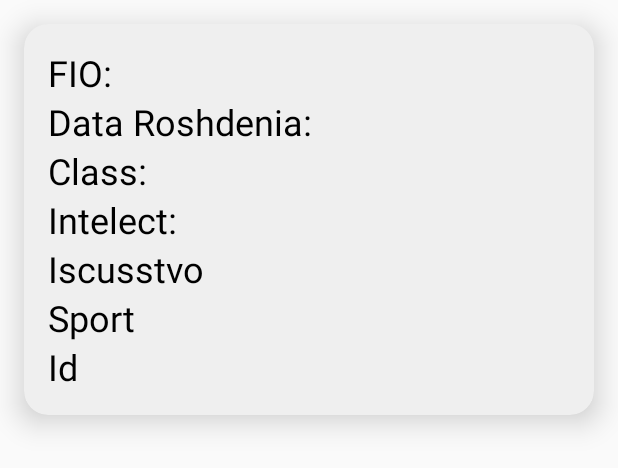
After one commit to Marysa123/SchoolBase, an Android app: the layout userentry.xml on its own in the app's theme, with its tools: preview values and no code run, on a phone screen of 412 x 824 dp. The commit adds this screen. Shown: the top 468 px of the screen. Run offline under Robolectric (Android 15) with nearby library versions, the phone set to English and light mode, and no system bars.

Commit message:
add viewData in database

```diff
--- a/app/src/main/java/com/example/schoolbase/MainPageApplication.java
+++ b/app/src/main/java/com/example/schoolbase/MainPageApplication.java
@@ -72,6 +72,8 @@ public class MainPageApplication extends AppCompatActivity implements Navigation
             case R.id.nav_home:
                 break;
             case R.id.nav_add:
+
+
                 Intent intent = new Intent(MainPageApplication.this,addYcheniki.class);
                 startActivity(intent);
                 break;
--- a/app/src/main/java/com/example/schoolbase/database/User.java
+++ b/app/src/main/java/com/example/schoolbase/database/User.java
@@ -17,9 +17,5 @@ public class User {
         public static final String COL_Isscustvo = "isscustvo";
         public static final String COL_Sport = "sport";
 
-
-
-
-
     }
 }
--- /dev/null
+++ b/app/src/main/res/layout/userentry.xml
@@ -0,0 +1,162 @@
+<?xml version="1.0" encoding="utf-8"?>
+<androidx.cardview.widget.CardView xmlns:android="http://schemas.android.com/apk/res/android"
+    android:layout_width="match_parent"
+    android:layout_height="wrap_content"
+    xmlns:app="http://schemas.android.com/apk/res-auto"
+    app:cardElevation="12dp"
+    app:cardCornerRadius="16dp"
+    android:layout_margin="16dp"
+    android:backgroundTint="#efefef">
+
+
+    <LinearLayout
+        android:layout_width="match_parent"
+        android:layout_height="wrap_content"
+        android:layout_margin="16dp"
+        android:orientation="vertical">
+
+        <LinearLayout
+            android:layout_width="wrap_content"
+            android:layout_height="wrap_content"
+            android:layout_gravity="center_vertical"
+            android:orientation="horizontal">
+
+            <TextView
+                android:layout_width="wrap_content"
+                android:layout_height="wrap_content"
+                android:text="FIO: "
+                android:textSize="24dp"
+                android:textColor="@color/black" />
+            <TextView
+                android:id="@+id/fio_lable"
+                android:layout_width="wrap_content"
+                android:layout_height="wrap_content"
+                android:text=""
+                android:textSize="24dp"
+                android:textColor="@color/black" />
+
+
+        </LinearLayout>
+        <LinearLayout
+            android:layout_width="match_parent"
+            android:layout_height="wrap_content"
+            android:layout_gravity="center_vertical"
+            android:orientation="horizontal">
+
+            <TextView
+                android:layout_width="wrap_content"
+                android:layout_height="wrap_content"
+                android:text="Data Roshdenia:"
+                android:textSize="24dp"
+                android:textColor="@color/black" />
+            <TextView
+                android:id="@+id/dataros_lable"
+                android:layout_width="wrap_content"
+                android:layout_height="wrap_content"
+                android:textSize="24dp"
+                android:textColor="@color/black" />
+        </LinearLayout>
+        <LinearLayout
+            android:layout_width="match_parent"
+            android:layout_height="wrap_content"
+            android:layout_gravity="center_vertical"
+            android:orientation="horizontal">
+
+            <TextView
+                android:layout_width="wrap_content"
+                android:layout_height="wrap_content"
+                android:text="Class:"
+                android:textSize="24dp"
+                android:textColor="@color/black" />
+            <TextView
+                android:id="@+id/class_lable"
+                android:layout_width="wrap_content"
+                android:layout_height="wrap_content"
+                android:textSize="24dp"
+                android:textColor="@color/black" />
+
+
+        </LinearLayout>
+        <LinearLayout
+            android:layout_width="match_parent"
+            android:layout_height="wrap_content"
+            android:layout_gravity="center_vertical"
+            android:orientation="horizontal">
+
+            <TextView
+                android:layout_width="wrap_content"
+                android:layout_height="wrap_content"
+                android:text="Intelect:"
+                android:textSize="24dp"
+                android:textColor="@color/black" />
+            <TextView
+                android:id="@+id/intelect_lable"
+                android:layout_width="wrap_content"
+                android:layout_height="wrap_content"
+                android:textSize="24dp"
+                android:textColor="@color/black" />
+
+
+        </LinearLayout>
+        <LinearLayout
+            android:layout_width="match_parent"
+            android:layout_height="wrap_content"
+            android:layout_gravity="center_vertical"
+            android:orientation="horizontal">
+
+            <TextView
+                android:layout_width="wrap_content"
+                android:layout_height="wrap_content"
+                android:text="Iscusstvo"
+                android:textSize="24dp"
+                android:textColor="@color/black" />
+            <TextView
+                android:id="@+id/isccusstvo_lable"
+                android:layout_width="wrap_content"
+                android:layout_height="wrap_content"
+                android:textSize="24dp"
+                android:textColor="@color/black" />
+
+
+        </LinearLayout>
+        <LinearLayout
+            android:layout_width="match_parent"
+            android:layout_height="wrap_content"
+            android:layout_gravity="center_vertical"
+            android:orientation="horizontal">
+
+            <TextView
+                android:layout_width="wrap_content"
+                android:layout_height="wrap_content"
+                android:text="Sport"
+                android:textSize="24dp"
+                android:textColor="@color/black" />
+            <TextView
+                android:id="@+id/sport_lable"
+                android:layout_width="wrap_content"
+                android:layout_height="wrap_content"
+                android:textSize="24dp"
+                android:textColor="@color/black" />
+        </LinearLayout>
+        <LinearLayout
+            android:layout_width="match_parent"
+            android:layout_height="wrap_content"
+            android:layout_gravity="center_vertical"
+            android:orientation="horizontal">
+
+            <TextView
+                android:layout_width="wrap_content"
+                android:layout_height="wrap_content"
+                android:text="Id"
+                android:textSize="24dp"
+                android:textColor="@color/black" />
+            <TextView
+                android:id="@+id/id_lable"
+                android:layout_width="wrap_content"
+                android:layout_height="wrap_content"
+                android:textSize="24dp"
+                android:textColor="@color/black" />
+        </LinearLayout>
+
+    </LinearLayout>
+</androidx.cardview.widget.CardView>
```
Also changed, not shown: app/src/main/java/com/example/schoolbase/ArrayListPage.java (+54 -0 lines), app/src/main/java/com/example/schoolbase/MyAdapter.java (added, +66 -0 lines), app/src/main/java/com/example/schoolbase/database/DBHandler.java (+11 -1 lines), app/src/main/res/layout/activity_array_list_page.xml (+6 -2 lines).
